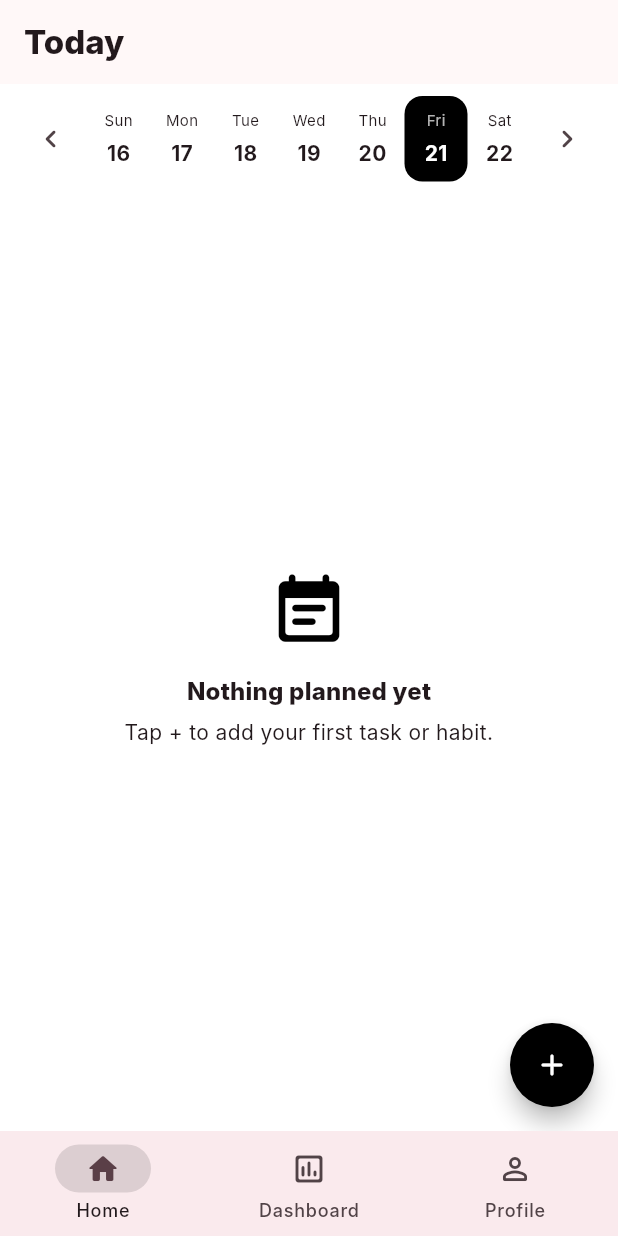
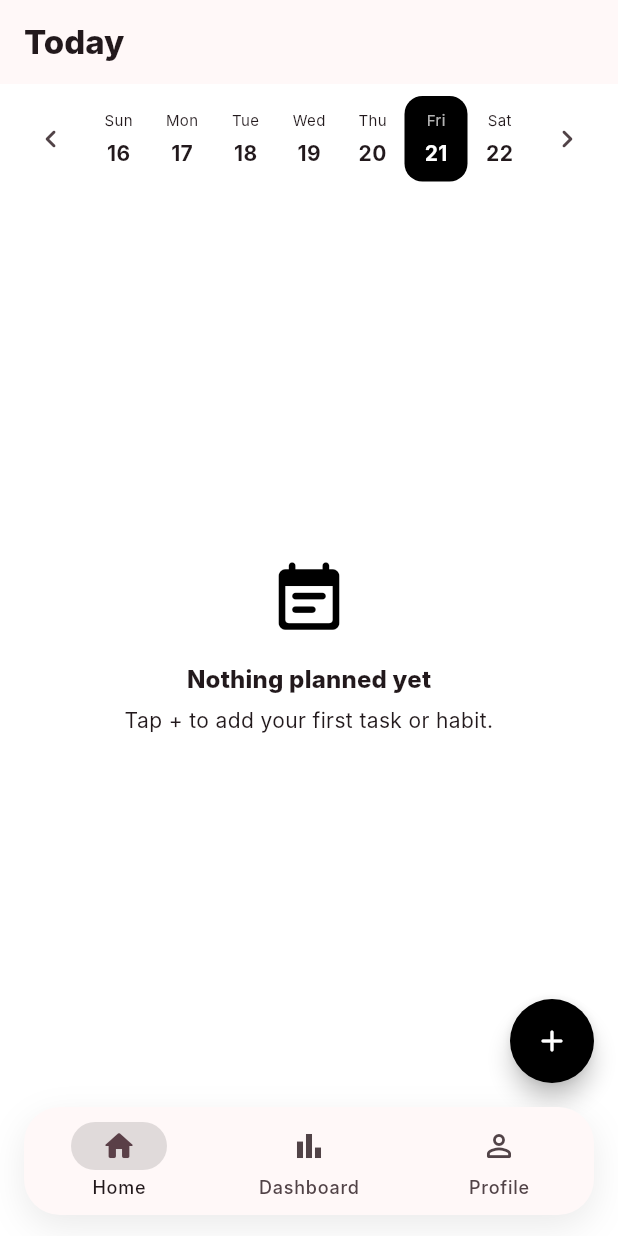
Before and after one commit to loai06/engezha-app, a Flutter app: the screen it shows once a user with an empty profile is signed in, on a phone screen of 412 x 824 dp. Run offline on Flutter 3.47's test engine with Material 3 defaults, Android fonts, the phone set to English and light mode, and no system bars; our stand-ins replace cloud_firestore, firebase_auth, firebase_core; accounts and stored records are empty; Roboto replaces fonts that are missing (Inter).

Commit message:
Updated Navigation bar
Refactor bottom navigation bar to use SafeArea and improve layout.

```diff
--- a/lib/features/shell/planner_shell.dart
+++ b/lib/features/shell/planner_shell.dart
@@ -23,13 +23,40 @@ class _PlannerShellState extends State<PlannerShell> {
   @override
   Widget build(BuildContext context) {
     return Scaffold(
-      body: IndexedStack(index: _index, children: _pages),
-      bottomNavigationBar: NavigationBar(
-        height: 70,
+      body: IndexedStack(
+        index: _index,
+        children: _pages,
+      ),
+      bottomNavigationBar: SafeArea(
+        minimum: const EdgeInsets.fromLTRB(16, 0, 16, 14),
+        child: Container(
+          height: 72,
+          decoration: BoxDecoration(
+            color: Theme.of(context).colorScheme.surface,
+            borderRadius: BorderRadius.circular(24),
+            boxShadow: [
+              BoxShadow(
+                color: Colors.black.withValues(alpha: 0.08),
+                blurRadius: 20,
+                offset: const Offset(0, 8),
+              ),
+            ],
+          ),
+          child: ClipRRect(
+            borderRadius: BorderRadius.circular(24),
+            child: NavigationBar(
               selectedIndex: _index,
-        onDestinationSelected: (value) => setState(() => _index = value),
+              onDestinationSelected: (index) {
+                setState(() {
+                  _index = index;
+                });
+              },
+              height: 72,
+              elevation: 0,
+              backgroundColor: Colors.transparent,
               indicatorColor:
-            Theme.of(context).colorScheme.primary.withValues(alpha: .12),
+                  Theme.of(context).colorScheme.primary.withValues(alpha: 0.12),
+              labelBehavior: NavigationDestinationLabelBehavior.alwaysShow,
               destinations: const [
                 NavigationDestination(
                   icon: Icon(Icons.home_outlined),
@@ -37,8 +64,8 @@ class _PlannerShellState extends State<PlannerShell> {
                   label: 'Home',
                 ),
                 NavigationDestination(
-            icon: Icon(Icons.insert_chart_outlined_rounded),
-            selectedIcon: Icon(Icons.insert_chart_rounded),
+                  icon: Icon(Icons.bar_chart_outlined),
+                  selectedIcon: Icon(Icons.bar_chart_rounded),
                   label: 'Dashboard',
                 ),
                 NavigationDestination(
@@ -48,6 +75,9 @@ class _PlannerShellState extends State<PlannerShell> {
                 ),
               ],
             ),
+          ),
+        ),
+      ),
     );
   }
 }
```
Lines whose indentation alone changed are shown as unchanged.
